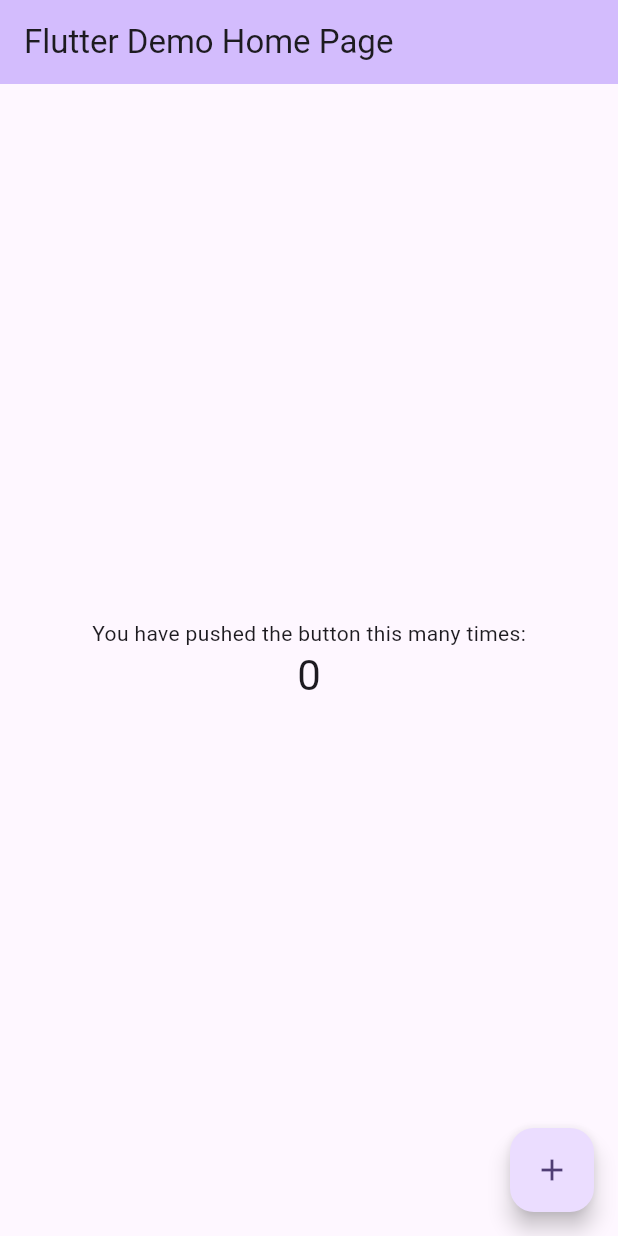
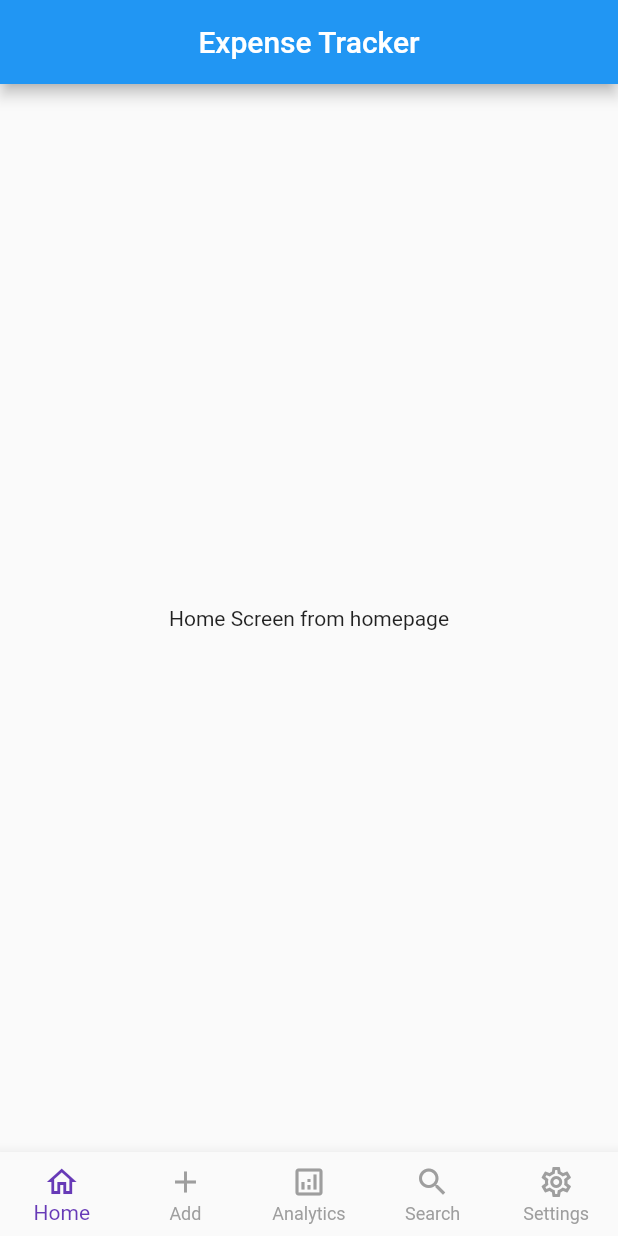
Before and after one commit to Targethere/Expense-Tracker-Mobile-App, a Flutter app: the screen it shows after launch, on a phone screen of 412 x 824 dp. Run offline on Flutter 3.47's test engine with Material 3 defaults, Android fonts, the phone set to English and light mode, and no system bars.

Commit message:
Basic Page Design Complete

```diff
--- /dev/null
+++ b/lib/home_page.dart
@@ -0,0 +1,17 @@
+import 'package:flutter/cupertino.dart';
+
+class HomeScreen extends StatefulWidget {
+  const HomeScreen({super.key});
+
+  @override
+  State<HomeScreen> createState() => _HomeScreenState();
+}
+
+class _HomeScreenState extends State<HomeScreen> {
+  @override
+  Widget build(BuildContext context) {
+    return Center(
+      child: Text("Home Screen from homepage"),
+    );
+  }
+}
--- a/lib/main.dart
+++ b/lib/main.dart
@@ -1,122 +1,115 @@
 import 'package:flutter/material.dart';
+import 'package:flutter/services.dart';
+
+// Screens
+import 'add_expense_page.dart';
+import 'analytics_page.dart';
+import 'search_page.dart';
+import 'settings_page.dart';
+import 'home_page.dart';
 
 void main() {
-  runApp(const MyApp());
+  runApp(const homepage());
 }
 
-class MyApp extends StatelessWidget {
-  const MyApp({super.key});
+class homepage extends StatelessWidget {
+  const homepage({super.key});
 
-  // This widget is the root of your application.
   @override
   Widget build(BuildContext context) {
     return MaterialApp(
-      title: 'Flutter Demo',
-      theme: ThemeData(
-        // This is the theme of your application.
-        //
-        // TRY THIS: Try running your application with "flutter run". You'll see
-        // the application has a purple toolbar. Then, without quitting the app,
-        // try changing the seedColor in the colorScheme below to Colors.green
-        // and then invoke "hot reload" (save your changes or press the "hot
-        // reload" button in a Flutter-supported IDE, or press "r" if you used
-        // the command line to start the app).
-        //
-        // Notice that the counter didn't reset back to zero; the application
-        // state is not lost during the reload. To reset the state, use hot
-        // restart instead.
-        //
-        // This works for code too, not just values: Most code changes can be
-        // tested with just a hot reload.
-        colorScheme: ColorScheme.fromSeed(seedColor: Colors.deepPurple),
-      ),
-      home: const MyHomePage(title: 'Flutter Demo Home Page'),
+      debugShowCheckedModeBanner: false,
+      title: 'Expense Tracker',
+      theme: ThemeData(useMaterial3: false),
+      home: const HomePage(),
     );
   }
 }
 
-class MyHomePage extends StatefulWidget {
-  const MyHomePage({super.key, required this.title});
-
-  // This widget is the home page of your application. It is stateful, meaning
-  // that it has a State object (defined below) that contains fields that affect
-  // how it looks.
-
-  // This class is the configuration for the state. It holds the values (in this
-  // case the title) provided by the parent (in this case the App widget) and
-  // used by the build method of the State. Fields in a Widget subclass are
-  // always marked "final".
-
-  final String title;
+class HomePage extends StatefulWidget {
+  const HomePage({super.key});
 
   @override
-  State<MyHomePage> createState() => _MyHomePageState();
+  State<HomePage> createState() => _HomePageState();
 }
 
-class _MyHomePageState extends State<MyHomePage> {
-  int _counter = 0;
+class _HomePageState extends State<HomePage> {
+  int currentIndex = 0;
 
-  void _incrementCounter() {
-    setState(() {
-      // This call to setState tells the Flutter framework that something has
-      // changed in this State, which causes it to rerun the build method below
-      // so that the display can reflect the updated values. If we changed
-      // _counter without calling setState(), then the build method would not be
-      // called again, and so nothing would appear to happen.
-      _counter++;
-    });
-  }
+  // PageList of all icons
+  // Ei list index wise kaj kore, 0 index e home screen 2 index e analytics evabe
+  //  Eta Page routing e help kortese
+  final List<Widget> pages = const [
+    HomeScreen(),
+    AddExpenseScreen(),
+    AnalyticsScreen(),
+    SearchScreen(),
+    SettingsScreen(),
+
+    // Center(child: Text("Home Screen")),
+    // Center(child: Text("Analytics Screen")),
+    // Center(child: Text("Search Screen")),
+    // Center(child: Text("Settings Screen")),
+  ];
+
+// This List is use to changing the AppBar title
+  final List<String> titles = [
+    "Expense Tracker",
+    "Add Expense",
+    "Analytics",
+    "Search",
+    "Settings",
+  ];
+
 
   @override
   Widget build(BuildContext context) {
-    // This method is rerun every time setState is called, for instance as done
-    // by the _incrementCounter method above.
-    //
-    // The Flutter framework has been optimized to make rerunning build methods
-    // fast, so that you can just rebuild anything that needs updating rather
-    // than having to individually change instances of widgets.
     return Scaffold(
       appBar: AppBar(
-        // TRY THIS: Try changing the color here to a specific color (to
-        // Colors.amber, perhaps?) and trigger a hot reload to see the AppBar
-        // change color while the other colors stay the same.
-        backgroundColor: Theme.of(context).colorScheme.inversePrimary,
-        // Here we take the value from the MyHomePage object that was created by
-        // the App.build method, and use it to set our appbar title.
-        title: Text(widget.title),
-      ),
-      body: Center(
-        // Center is a layout widget. It takes a single child and positions it
-        // in the middle of the parent.
-        child: Column(
-          // Column is also a layout widget. It takes a list of children and
-          // arranges them vertically. By default, it sizes itself to fit its
-          // children horizontally, and tries to be as tall as its parent.
-          //
-          // Column has various properties to control how it sizes itself and
-          // how it positions its children. Here we use mainAxisAlignment to
-          // center the children vertically; the main axis here is the vertical
-          // axis because Columns are vertical (the cross axis would be
-          // horizontal).
-          //
-          // TRY THIS: Invoke "debug painting" (choose the "Toggle Debug Paint"
-          // action in the IDE, or press "p" in the console), to see the
-          // wireframe for each widget.
-          mainAxisAlignment: MainAxisAlignment.center,
-          children: <Widget>[
-            const Text('You have pushed the button this many times:'),
-            Text(
-              '$_counter',
-              style: Theme.of(context).textTheme.headlineMedium,
-            ),
-          ],
+        centerTitle: true,
+        title: Text(titles[currentIndex]),
+        backgroundColor: Colors.blue,
+
+        // Status bar style
+        systemOverlayStyle: const SystemUiOverlayStyle(
+          statusBarColor: Colors.black, // Status bar background
+          statusBarIconBrightness: Brightness.light, // Status bar icons (white)
         ),
       ),
-      floatingActionButton: FloatingActionButton(
-        onPressed: _incrementCounter,
-        tooltip: 'Increment',
-        child: const Icon(Icons.add),
-      ), // This trailing comma makes auto-formatting nicer for build methods.
+
+      // AppBar Ends Here
+
+      // Body: Demo Text ; further will show full screen
+      body: pages[currentIndex],
+
+      // Bottom Navigation Bar
+      bottomNavigationBar: BottomNavigationBar(
+        currentIndex: currentIndex,
+        type: BottomNavigationBarType.fixed,
+        selectedItemColor: Colors.deepPurple,
+        unselectedItemColor: Colors.grey,
+        onTap: (index) {
+          setState(() {
+            currentIndex = index;
+          });
+        },
+        items: const [
+          BottomNavigationBarItem(
+            icon: Icon(Icons.home_outlined),
+            label: "Home",
+          ),
+          BottomNavigationBarItem(icon: Icon(Icons.add), label: "Add"),
+          BottomNavigationBarItem(
+            icon: Icon(Icons.analytics_outlined),
+            label: "Analytics",
+          ),
+          BottomNavigationBarItem(icon: Icon(Icons.search), label: "Search"),
+          BottomNavigationBarItem(
+            icon: Icon(Icons.settings_outlined),
+            label: "Settings",
+          ),
+        ],
+      ),
     );
   }
 }
```
Also changed, not shown: lib/add_expense_page.dart (added, +15 -0 lines), lib/analytics_page.dart (added, +17 -0 lines), lib/search_page.dart (added, +15 -0 lines), lib/settings_page.dart (added, +15 -0 lines), 1 other file.
